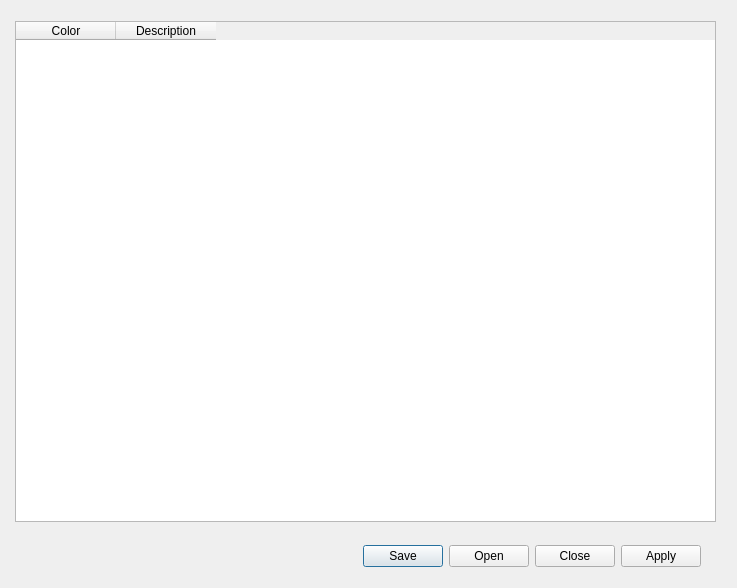
Above: qpaletteeditor.ui from c3d/db48x-from-newrpl before the change. Below: the same form after it.
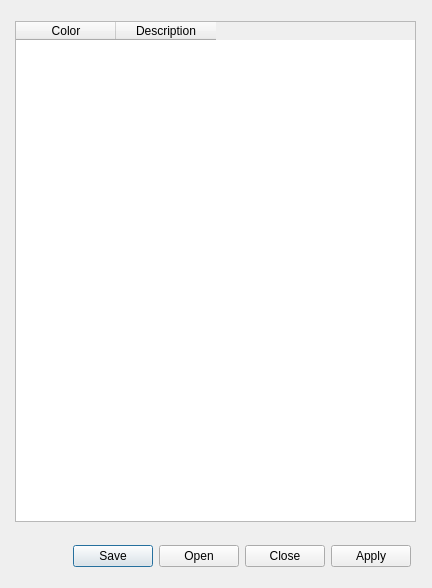
That is the form after the change.

The edit to the form file:
```diff
--- a/qpaletteeditor.ui
+++ b/qpaletteeditor.ui
@@ -6,7 +6,7 @@
    <rect>
     <x>0</x>
     <y>0</y>
-    <width>737</width>
+    <width>432</width>
     <height>588</height>
    </rect>
   </property>
@@ -16,7 +16,7 @@
   <widget class="QDialogButtonBox" name="buttonBox">
    <property name="geometry">
     <rect>
-     <x>360</x>
+     <x>70</x>
      <y>540</y>
      <width>341</width>
      <height>32</height>
@@ -34,7 +34,7 @@
     <rect>
      <x>15</x>
      <y>21</y>
-     <width>701</width>
+     <width>401</width>
      <height>501</height>
     </rect>
    </property>
```
